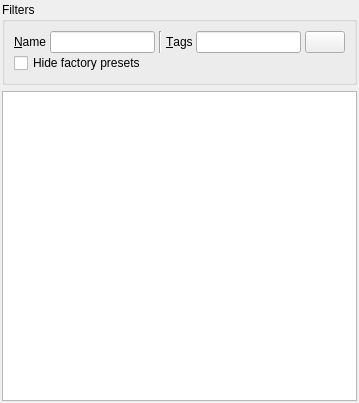
Qt form bigglesworth/ui/librarywidget.ui (MaurizioB/Bigglesworth) before a commit.
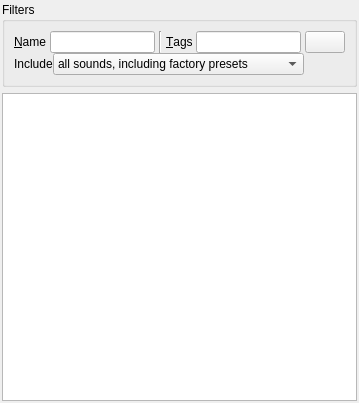
The same form after that commit. Icons and pictures are not drawn. Custom widgets are drawn as their Qt base class.

Diff of the .ui file:
```diff
--- a/bigglesworth/ui/librarywidget.ui
+++ b/bigglesworth/ui/librarywidget.ui
@@ -96,11 +96,58 @@
        </layout>
       </item>
       <item>
-       <widget class="QCheckBox" name="hideFactoryChk">
-        <property name="text">
-         <string>Hide factory presets</string>
-        </property>
-       </widget>
+       <layout class="QHBoxLayout" name="horizontalLayout">
+        <item>
+         <widget class="QLabel" name="label_2">
+          <property name="text">
+           <string>Include</string>
+          </property>
+         </widget>
+        </item>
+        <item>
+         <widget class="QComboBox" name="locationCombo">
+          <property name="sizePolicy">
+           <sizepolicy hsizetype="Expanding" vsizetype="Fixed">
+            <horstretch>0</horstretch>
+            <verstretch>0</verstretch>
+           </sizepolicy>
+          </property>
+          <item>
+           <property name="text">
+            <string>all sounds, including factory presets</string>
+           </property>
+          </item>
+          <item>
+           <property name="text">
+            <string>all sounds, without factory presets</string>
+           </property>
+          </item>
+          <item>
+           <property name="text">
+            <string>sounds used in personal collections only</string>
+           </property>
+          </item>
+          <item>
+           <property name="text">
+            <string>unused sounds only</string>
+           </property>
+          </item>
+         </widget>
+        </item>
+        <item>
+         <spacer name="horizontalSpacer">
+          <property name="orientation">
+           <enum>Qt::Horizontal</enum>
+          </property>
+          <property name="sizeHint" stdset="0">
+           <size>
+            <width>40</width>
+            <height>20</height>
+           </size>
+          </property>
+         </spacer>
+        </item>
+       </layout>
       </item>
      </layout>
      <zorder></zorder>
@@ -115,9 +162,6 @@
      <property name="horizontalScrollMode">
       <enum>QAbstractItemView::ScrollPerPixel</enum>
      </property>
-     <property name="cornerButtonEnabled">
-      <bool>true</bool>
-     </property>
      <attribute name="horizontalHeaderHighlightSections">
       <bool>false</bool>
      </attribute>
```
Left out of the diff: 1 changed line with no effect on the pictures.
